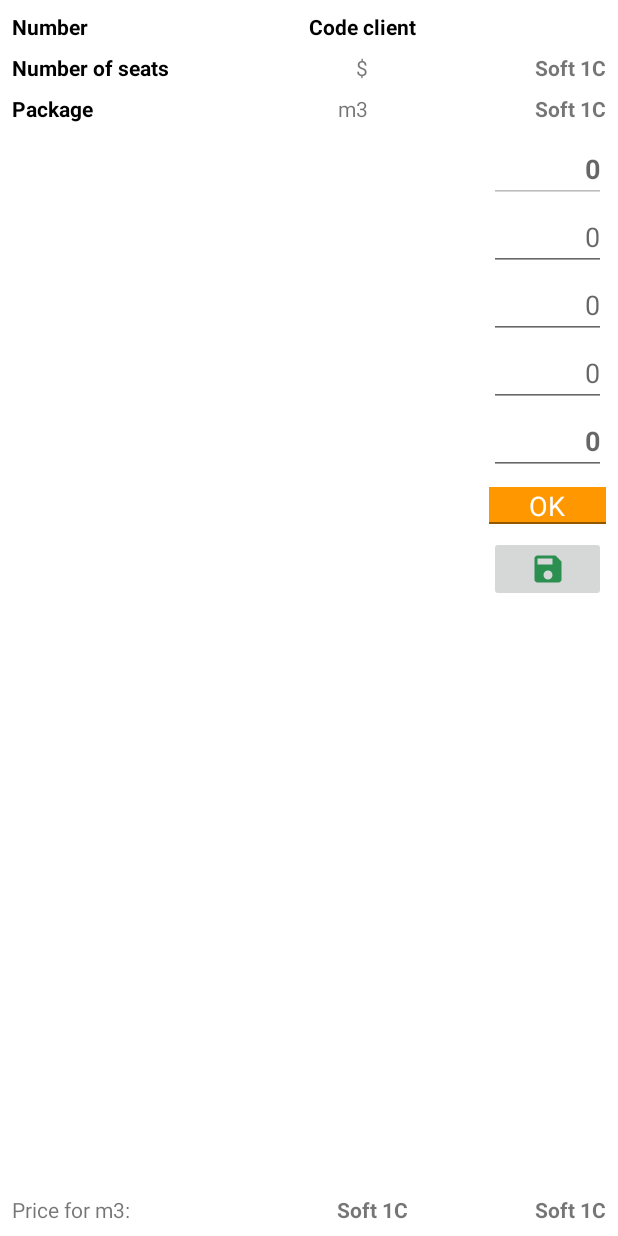
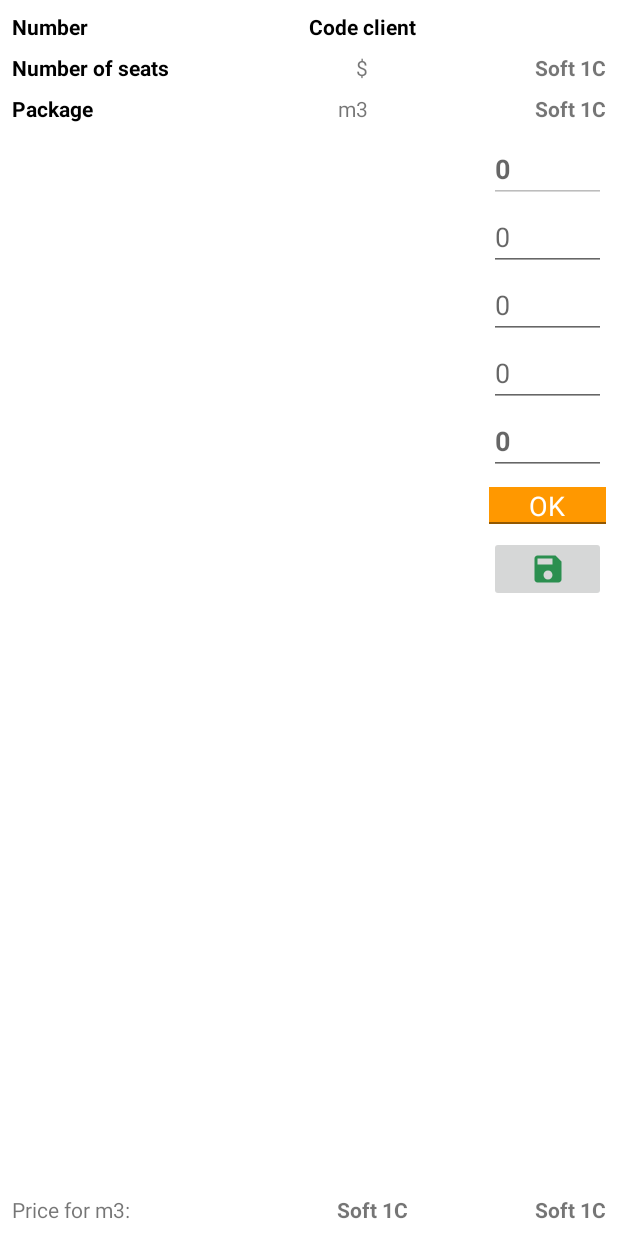
Before and after one commit to Muhammadqodir07/Soft1C, an Android app: the layout fragment_acceptance_size.xml on its own in the app's theme, with its tools: preview values and no code run, on a phone screen of 412 x 824 dp. Run offline under Robolectric (Android 15) with nearby library versions, the phone set to English and light mode, and no system bars.

Commit message:
Ввод размера. Ошибка: Индекс за пределами массива при переключении фокуса на следующее место Улучшение: Поля заполняются если выбранное место не пустое

```diff
--- a/app/src/main/res/layout/fragment_acceptance_size.xml
+++ b/app/src/main/res/layout/fragment_acceptance_size.xml
@@ -156,7 +156,6 @@
                     android:enabled="false"
                     android:hint="@string/text_zero"
                     android:inputType="number"
-                    android:textAlignment="textEnd"
                     android:textStyle="bold" />
 
                 <EditText
@@ -165,8 +164,7 @@
                     android:layout_height="wrap_content"
                     android:autofillHints="name"
                     android:hint="@string/text_zero"
-                    android:inputType="number"
-                    android:textAlignment="textEnd" />
+                    android:inputType="number" />
 
                 <EditText
                     android:id="@+id/etxt_width"
@@ -174,8 +172,7 @@
                     android:layout_height="wrap_content"
                     android:autofillHints="name"
                     android:hint="@string/text_zero"
-                    android:inputType="number"
-                    android:textAlignment="textEnd" />
+                    android:inputType="number" />
 
                 <EditText
                     android:id="@+id/etxt_height"
@@ -183,8 +180,7 @@
                     android:layout_height="wrap_content"
                     android:autofillHints="name"
                     android:hint="@string/text_zero"
-                    android:inputType="number"
-                    android:textAlignment="textEnd" />
+                    android:inputType="number" />
 
                 <EditText
                     android:id="@+id/etxt_change_columns_number"
@@ -193,7 +189,6 @@
                     android:autofillHints="name"
                     android:hint="@string/text_zero"
                     android:inputType="number"
-                    android:textAlignment="textEnd"
                     android:textStyle="bold" />
 
                 <com.google.android.material.textfield.TextInputLayout
--- a/app/src/main/res/menu/main_menu.xml
+++ b/app/src/main/res/menu/main_menu.xml
@@ -15,6 +15,6 @@
         android:id="@+id/item_macAddress"
         android:title="Mac address" />
     <item
-        android:title="1.1.6"
+        android:title="1.1.6.1"
         android:enabled="false"/>
 </menu>
```
Also changed, not shown: app/src/main/java/com/example/soft1c/fragment/AcceptanceSizeFragment.kt (+63 -7 lines).
